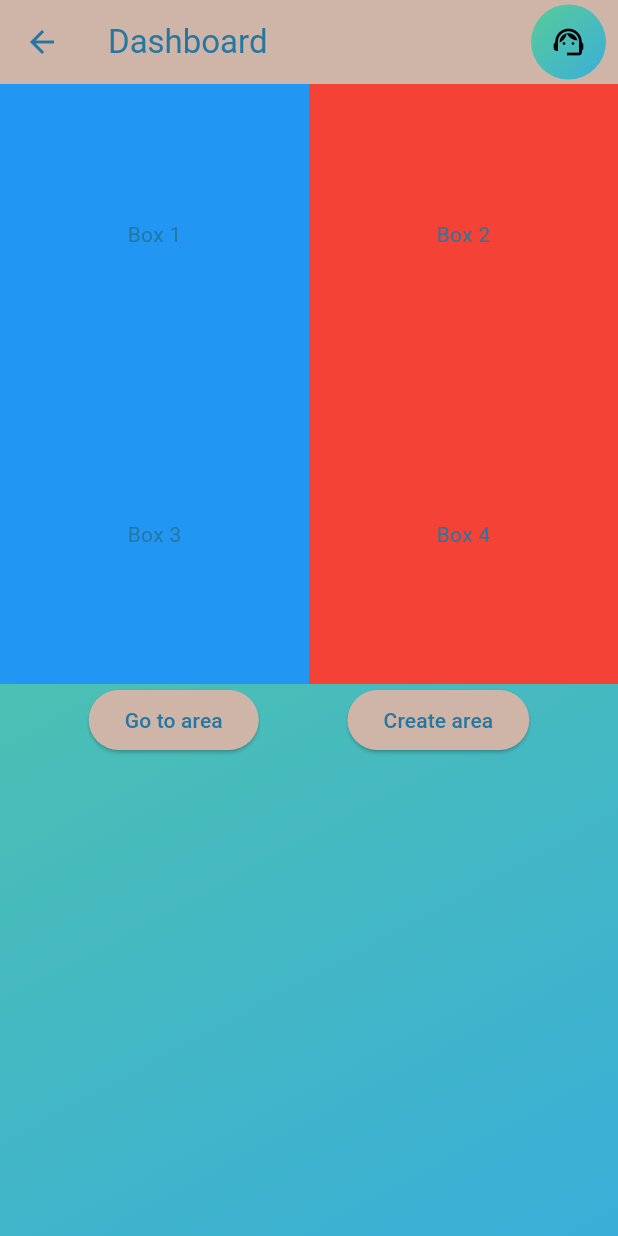
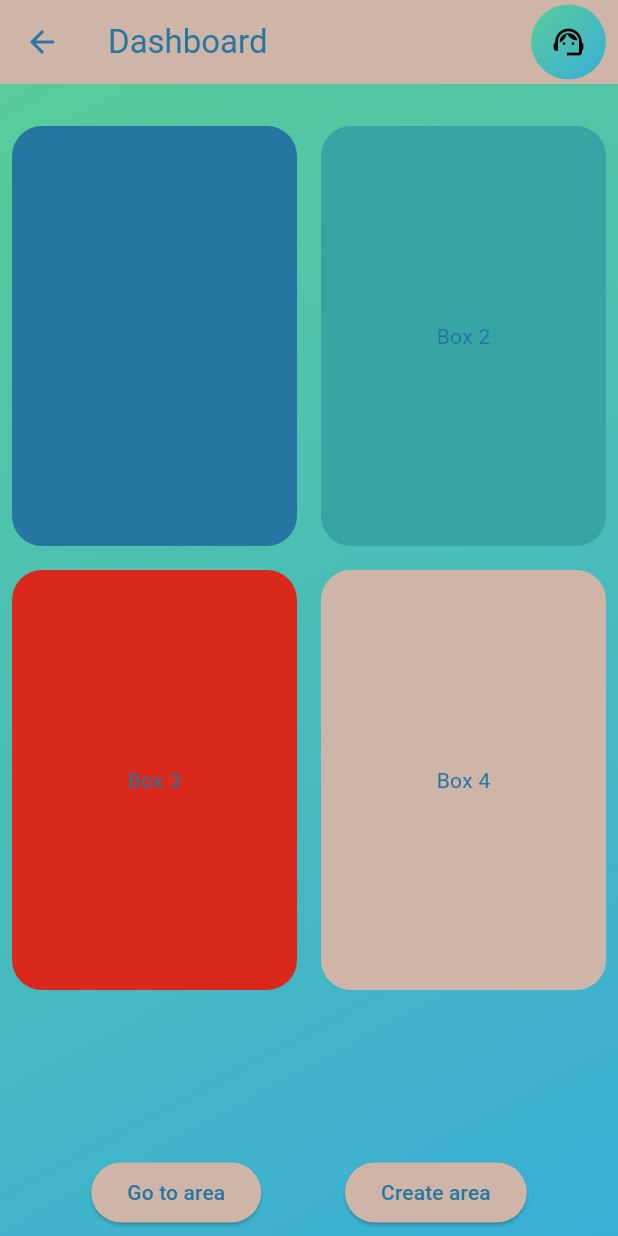
Before and after one commit to annevogel13/seebot, a Flutter app: the Dashboard screen opened by its route, on a phone screen of 412 x 824 dp. Run offline on Flutter 3.47's test engine with Material 3 defaults, Android fonts, the phone set to English and light mode, and no system bars; our stand-ins replace fl_chart, geolocator, google_maps_flutter.

Commit message:
refactor dashboard layout with new dashboardTile component and enhance UI structure

```diff
--- /dev/null
+++ b/lib/components/dashboard_tile.dart
@@ -0,0 +1,23 @@
+import 'package:flutter/material.dart';
+
+class dashboardTile extends StatelessWidget {
+  const dashboardTile({super.key, required this.child, required this.color});
+
+  final Widget child;
+  final Color color;
+
+  @override
+  Widget build(BuildContext context) {
+    return Expanded(
+      child: Padding(
+        padding: const EdgeInsets.all(8.0),
+        child: Container(
+          height: 280,
+          decoration: BoxDecoration(
+              color: color, borderRadius: BorderRadius.circular(20)),
+          child: Center(child: child),
+        ),
+      ),
+    );
+  }
+}
--- a/lib/screens/dashboard_screen.dart
+++ b/lib/screens/dashboard_screen.dart
@@ -1,7 +1,7 @@
 import 'package:flutter/material.dart';
 import 'package:seebot/components/universal_appbar.dart';
 import 'package:seebot/components/universal_background.dart';
-import 'package:seebot/components/chart_example.dart';
+import 'package:seebot/components/dashboard_tile.dart';
 
 class Dashboard extends StatefulWidget {
   const Dashboard({super.key});
@@ -18,43 +18,29 @@ class _DashboardState extends State<Dashboard> {
     return Scaffold(
       appBar: const UniversalAppBar(title: 'Dashboard'),
       body: UniversalBackground(
-        child: Column(
+        child: Stack(children: [
+          Column(
             children: [
+              SizedBox(height: 20),
               Row(
                 children: [
-                Expanded(
-                  child: Container(
-                    height: 200,
-                    color: Colors.blue,
-                    child: Center(child: Text('Box 1')),
-                  ),
-                ),
-                Expanded(
-                  child: Container(
-                    height: 200,
-                    color: Colors.red,
-                    child: Center(child: Text('Box 2')),
-                  ),
-                ),
+                  dashboardTile(color: Theme.of(context).colorScheme.primary, child: Text('Box 1')),
+                  dashboardTile(color: Theme.of(context).colorScheme.secondary, child: Text('Box 2')),
                 ],
               ),
               Row(children: [
-              Expanded(
-                child: Container(
-                  height: 200,
-                  color: Colors.blue,
-                  child: Center(child: Text('Box 3')),
+                dashboardTile(color: Theme.of(context).colorScheme.error, child: Text('Box 3')),
+                dashboardTile(color: Theme.of(context).colorScheme.tertiary, child: Text('Box 4')),
+              ]),
+            ],
           ),
-              ),
-              Expanded(
-                child: Container(
-                  height: 200,
-                  color: Colors.red,
-                  child: Center(child: Text('Box 4')),
-                ),
-              ),
-            ]),
-            Row(
+          Positioned(
+            bottom: 0,
+            left: 0,
+            width: MediaQuery.of(context).size.width,
+            child: Padding(
+              padding: const EdgeInsets.all(5.0),
+              child: Row(
                 mainAxisAlignment: MainAxisAlignment.spaceEvenly,
                 children: <Widget>[
                   ElevatedButton(
@@ -71,8 +57,9 @@ class _DashboardState extends State<Dashboard> {
                   ),
                 ],
               ),
-          ],
             ),
+          )
+        ]),
       ),
     );
   }
--- a/lib/seebot.dart
+++ b/lib/seebot.dart
@@ -29,6 +29,7 @@ class _SeebotAppState extends State<SeebotApp> {
           primaryContainer: Color(0xFF1b5e7a), // Darker shade of primary
           secondary: Color(0xFF38a5a5), // #38a5a5
           secondaryContainer: Color(0xFF2a7d7d), // Darker shade of secondary
+          tertiary: Color(0xFFCEB5A7),
           surfaceBright: Color(0xFF57cc99), // #57cc99
           surface: Color(0xFFCEB5A7) ,  //Color(0xFF38a5a5), // #3aaed8
           error: Color(0xFFda291c), // #da291c
```
Lines whose indentation alone changed are shown as unchanged.
